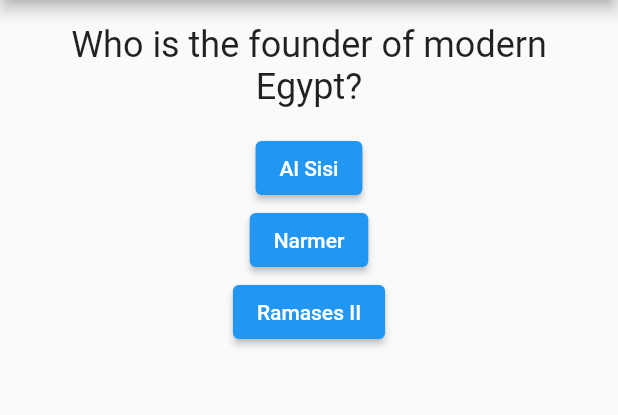
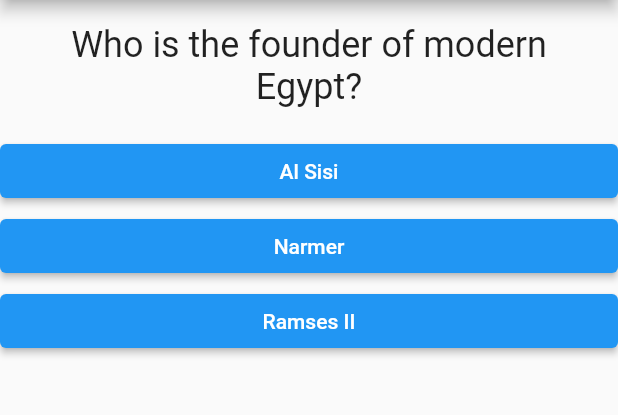
Before and after one commit to KyriakosMilad/hello_flutter, a Flutter app: the screen it shows after launch, on a phone screen of 412 x 824 dp, the part 84-499 px from its top. Run offline on Flutter 3.47's test engine with Material 2 defaults, Android fonts, the phone set to English and light mode, and no system bars.

Commit message:
Move answer logic to answer.dart

```diff
--- /dev/null
+++ b/lib/answer.dart
@@ -0,0 +1,20 @@
+import 'package:flutter/material.dart';
+
+class Answer extends StatelessWidget {
+  var _answerText;
+  void Function() _answerHandler;
+
+  Answer(this._answerText, this._answerHandler);
+
+  @override
+  Widget build(BuildContext context) {
+    return Container(
+      width: double.infinity,
+      margin: EdgeInsets.only(top: 2),
+      child: ElevatedButton(
+        child: Text(_answerText),
+        onPressed: _answerHandler,
+      ),
+    );
+  }
+}
--- a/lib/main.dart
+++ b/lib/main.dart
@@ -1,6 +1,7 @@
 import 'package:flutter/material.dart';
 
 import 'package:hello_flutter/question.dart';
+import 'package:hello_flutter/answer.dart';
 
 void main() => runApp(_MyApp());
 
@@ -37,18 +38,9 @@ class _MyAppState extends State<_MyApp> {
         body: Column(
           children: [
             Question(_questions[_currentQuestion]),
-            ElevatedButton(
-              child: Text('Al Sisi'),
-              onPressed: answerQuestion,
-            ),
-            ElevatedButton(
-              child: Text('Narmer'),
-              onPressed: answerQuestion,
-            ),
-            ElevatedButton(
-              child: Text('Ramases II'),
-              onPressed: answerQuestion,
-            ),
+            Answer('Al Sisi', answerQuestion),
+            Answer('Narmer', answerQuestion),
+            Answer('Ramses II', answerQuestion),
           ],
         ),
       ),
```
